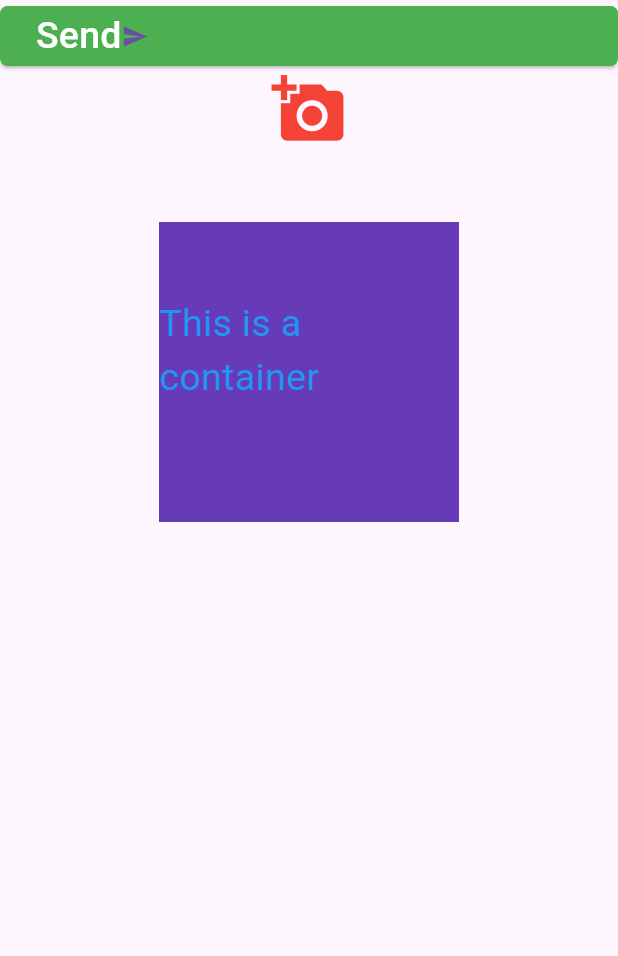
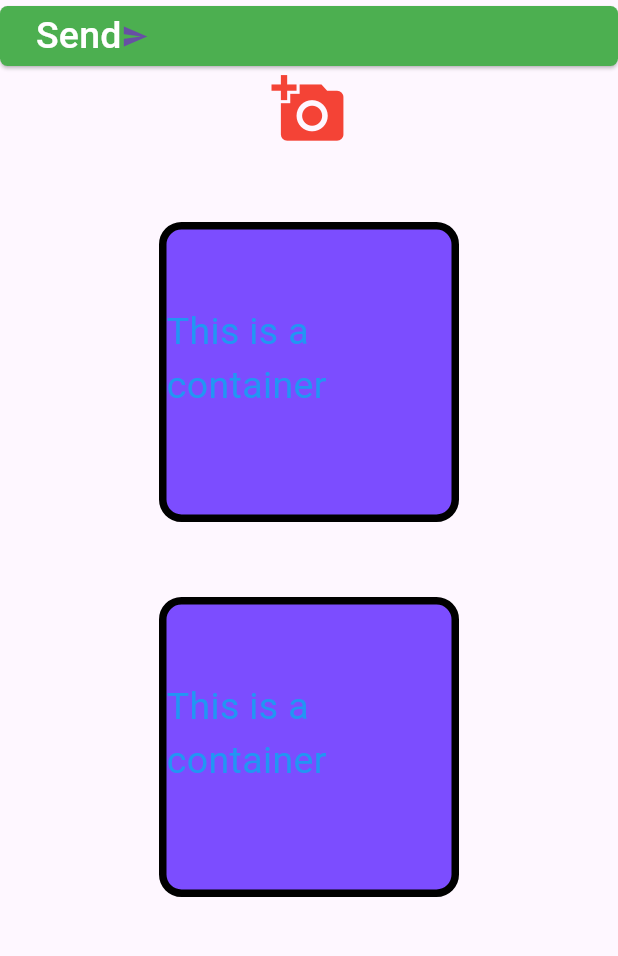
Before and after one commit to awalhsnmunna/Flutter-practice, a Flutter app: the screen it shows after launch, on a phone screen of 412 x 824 dp, the part 84-1040 px from its top. Run offline on Flutter 3.47's test engine with Material 3 defaults, Android fonts, the phone set to English and light mode, and no system bars.

Commit message:
add day_3

```diff
--- a/lib/main.dart
+++ b/lib/main.dart
@@ -39,16 +39,63 @@ class MyApp extends StatelessWidget {
             ),
             Icon(Icons.add_a_photo, size: 50, color: Colors.red,),
 
-            Container(
-              height: 200,
-              width: 200,
-              margin: EdgeInsets.only(top: 50),
-              padding: EdgeInsets.only(top: 50),
-              color: Colors.deepPurple,
-              child: Text("This is a container", style: TextStyle(color: Colors.blue, fontSize: 25),),
+            InkWell(
+              onTap: (){
+                print("I'm inkWell");
+              },
+              onHover: (value){
+                print("I'm inkWell hover");
+              },
+              onDoubleTap: (){
+                print("I'm inkWell double tap");
+              },
+              onLongPress: (){
+                print("I'm inkWell long press");
+              },
+              child: Container(
+                height: 200,
+                width: 200,
+                margin: EdgeInsets.only(top: 50),
+                padding: EdgeInsets.only(top: 50),
+                child: Text("This is a container", style: TextStyle(color: Colors.blue, fontSize: 25),),
+                decoration: BoxDecoration(
+                  color: Colors.deepPurpleAccent,
+                  borderRadius: BorderRadius.circular(15),
+                  border: Border.all(color: Colors.black, width: 5),
+                  boxShadow: [
 
+                  ]
+                )
 
+              ),
             ),
+            GestureDetector(
+              onTap: (){
+                print("I'm Gesture");
+              },
+              onDoubleTap: (){
+                print("I'm Gesture double tap");
+              },
+              onLongPress: (){
+                print("I'm Gesture long press");
+              },
+              child: Container(
+                  height: 200,
+                  width: 200,
+                  margin: EdgeInsets.only(top: 50),
+                  padding: EdgeInsets.only(top: 50),
+                  child: Text("This is a container", style: TextStyle(color: Colors.blue, fontSize: 25),),
+                  decoration: BoxDecoration(
+                      color: Colors.deepPurpleAccent,
+                      borderRadius: BorderRadius.circular(15),
+                      border: Border.all(color: Colors.black, width: 5),
+                      boxShadow: [
+
+                      ]
+                  )
+
+              ),
+            )
 
           ],
         ),
```
